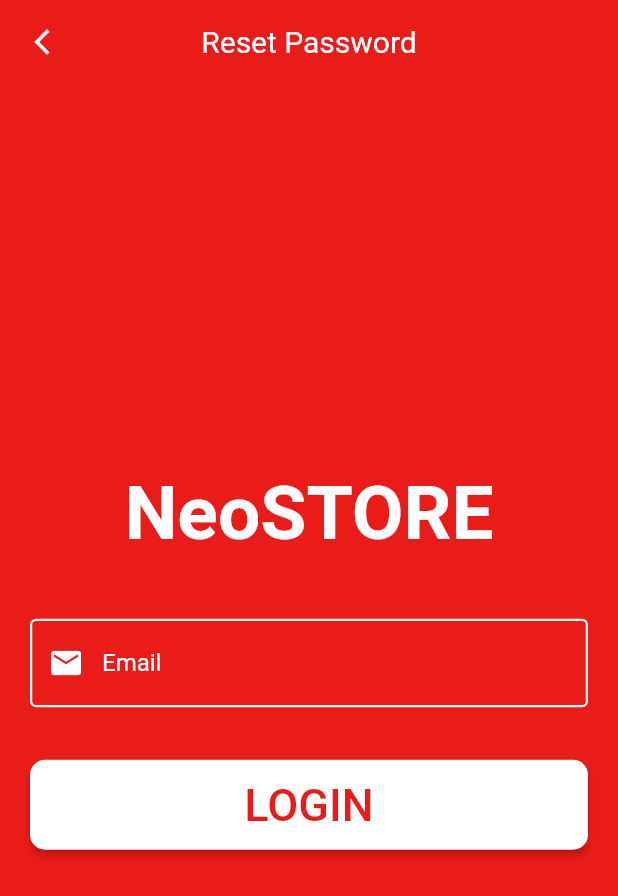
After one commit to omkarneo/neostore, a Flutter app: the ForgotPassword screen opened by its route, after a tap on "LOGIN", on a phone screen of 412 x 824 dp. The commit adds this screen. Shown: the top 896 px of the screen. Run offline on Flutter 3.47's test engine with Material 2 defaults, Android fonts, the phone set to English and light mode, and no system bars; our stand-ins replace dio, flutter_carousel_widget, flutter_rating_bar, flutter_riverpod, flutter_slidable, image_picker and 1 more; accounts and stored records are empty; network calls fail.

Commit message:
Neostore Done

```diff
--- a/lib/core/Navigation/app_rounters.dart
+++ b/lib/core/Navigation/app_rounters.dart
@@ -1,6 +1,7 @@
 import 'package:flutter/cupertino.dart';
 import 'package:neostore/core/Navigation/route_paths.dart';
 import 'package:neostore/view/editprofile/editprofile.dart';
+import 'package:neostore/view/forgotpassword/forgotpassword.dart';
 import 'package:neostore/view/myaccount/myaccount.dart';
 import 'package:neostore/view/address/addresspage.dart';
 import 'package:neostore/view/cartpage/cartpage.dart';
@@ -108,6 +109,11 @@
           builder: (context) => const ResetPasswordPage(),
           settings: const RouteSettings(name: RoutePaths.resetpasswordpage),
         );
+      case RoutePaths.forgotpasswordpage:
+        return CupertinoPageRoute(
+          builder: (context) => const ForgotPassword(),
+          settings: const RouteSettings(name: RoutePaths.forgotpasswordpage),
+        );
 
       // -------------- Default Route -------------
       default:
--- a/lib/core/Navigation/route_paths.dart
+++ b/lib/core/Navigation/route_paths.dart
@@ -13,4 +13,5 @@
   static const String accountpage = "/accountpage";
   static const String editaccountpage = "/editaccountpage";
   static const String resetpasswordpage = "/resetpasswordpage";
+  static const String forgotpasswordpage = "/forgotpasswordpage";
 }
--- a/lib/model/login/login_api.dart
+++ b/lib/model/login/login_api.dart
@@ -14,4 +14,16 @@
 
     return res.data;
   }
+
+  forgotpasswordservice(formdata) async {
+    var res = await dio.post("$baseurl/trainingapp/api/users/forgot",
+        data: formdata,
+        options: Options(
+          validateStatus: (_) => true,
+          contentType: Headers.jsonContentType,
+          responseType: ResponseType.json,
+        ));
+
+    return res.data;
+  }
 }
--- /dev/null
+++ b/lib/view/forgotpassword/forgotpassword.dart
@@ -0,0 +1,111 @@
+import 'package:flutter/material.dart';
+import 'package:flutter_riverpod/flutter_riverpod.dart';
+import 'package:neostore/viewmodel/login/loginprovider.dart';
+
+class ForgotPassword extends StatefulWidget {
+  const ForgotPassword({super.key});
+
+  @override
+  State<ForgotPassword> createState() => _ForgotPasswordState();
+}
+
+class _ForgotPasswordState extends State<ForgotPassword> {
+  TextEditingController mail = TextEditingController();
+  @override
+  Widget build(BuildContext context) {
+    return Scaffold(
+      appBar: AppBar(
+        centerTitle: true,
+        shadowColor: Colors.transparent,
+        leading: IconButton(
+          onPressed: () {
+            Navigator.pop(context);
+          },
+          icon: const Icon(
+            Icons.arrow_back_ios_new_sharp,
+            size: 20,
+          ),
+        ),
+        title: const Text(
+          "Reset Password",
+          style: TextStyle(fontWeight: FontWeight.w400),
+        ),
+        backgroundColor: const Color(0xffE91C1A),
+      ),
+      backgroundColor: const Color(0xffE91C1A),
+      body: Column(mainAxisAlignment: MainAxisAlignment.center, children: [
+        const Padding(
+          padding: EdgeInsets.only(bottom: 30),
+          child: Text(
+            "NeoSTORE",
+            style: TextStyle(
+                fontSize: 50, color: Colors.white, fontWeight: FontWeight.bold),
+          ),
+        ),
+        Padding(
+          padding: const EdgeInsets.only(top: 10, left: 20, right: 20),
+          child: TextFormField(
+            controller: mail,
+            style: const TextStyle(color: Colors.white),
+            decoration: const InputDecoration(
+                prefixIcon: Icon(
+                  Icons.mail,
+                  color: Colors.white,
+                ),
+                hintText: "Email",
+                hintStyle: TextStyle(
+                    color: Colors.white, fontWeight: FontWeight.normal),
+                border: OutlineInputBorder(
+                  borderSide: BorderSide(color: Colors.white, width: 1.5),
+                ),
+                focusedBorder: OutlineInputBorder(
+                  borderSide: BorderSide(color: Colors.white, width: 1.5),
+                ),
+                enabledBorder: OutlineInputBorder(
+                  borderSide: BorderSide(color: Colors.white, width: 1.5),
+                ),
+                errorBorder: OutlineInputBorder(
+                  borderSide: BorderSide(color: Colors.white, width: 1.5),
+                ),
+                errorStyle: TextStyle(color: Colors.white)),
+            validator: (value) {
+              var emailValid = RegExp(
+                  r"^[a-zA-Z0-9.a-zA-Z0-9.!#$%&'*+-/=?^_`{|}~]+@[a-zA-Z0-9]+\.[a-zA-Z]+");
+              if (emailValid.hasMatch(value!)) {
+                return null;
+              }
+              return "Please Enter Valid mail";
+            },
+          ),
+        ),
+        Consumer(
+          builder: (context, ref, child) => Padding(
+            padding: const EdgeInsets.only(top: 35),
+            child: Center(
+              child: ElevatedButton(
+                style: ElevatedButton.styleFrom(
+                    backgroundColor: const Color(0xffffffff),
+                    fixedSize: Size(MediaQuery.sizeOf(context).width - 40, 60),
+                    shape: RoundedRectangleBorder(
+                        borderRadius: BorderRadius.circular(10))),
+                child: const Text(
+                  "LOGIN",
+                  style: TextStyle(fontSize: 30, color: Color(0xffE91C1A)),
+                ),
+                onPressed: () async {
+                  var data = ref
+                      .read(loginprovider)
+                      .forgotpassword({"email": mail.text});
+                  var snackBar = SnackBar(
+                    content: Text(data['user_msg']),
+                  );
+                  ScaffoldMessenger.of(context).showSnackBar(snackBar);
+                },
+              ),
+            ),
+          ),
+        ),
+      ]),
+    );
+  }
+}
--- a/lib/view/loginpage/loginpage.dart
+++ b/lib/view/loginpage/loginpage.dart
@@ -165,13 +165,19 @@
                           ),
                         ),
                       ),
-                      const Padding(
-                        padding: EdgeInsets.only(top: 20),
-                        child: Text("Forgot Password?",
-                            style: TextStyle(
-                                fontSize: 20,
-                                fontWeight: FontWeight.normal,
-                                color: Colors.white)),
+                      Padding(
+                        padding: const EdgeInsets.only(top: 20),
+                        child: InkWell(
+                          child: const Text("Forgot Password?",
+                              style: TextStyle(
+                                  fontSize: 20,
+                                  fontWeight: FontWeight.normal,
+                                  color: Colors.white)),
+                          onTap: () {
+                            Navigator.pushNamed(
+                                context, RoutePaths.forgotpasswordpage);
+                          },
+                        ),
                       ),
                     ],
                   ),
--- a/lib/viewmodel/login/loginprovider.dart
+++ b/lib/viewmodel/login/loginprovider.dart
@@ -35,4 +35,11 @@
     }
     return data;
   }
+
+  forgotpassword(map) async {
+    var formdata = FormData.fromMap(map);
+    // print(formdata);
+    var res = await apiservices.login(formdata);
+    return jsonDecode(res);
+  }
 }
```
